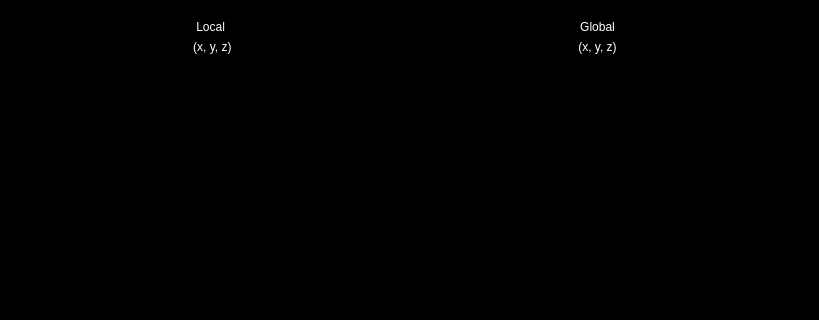
Qt form ui/calc.ui (AllenNeuralDynamics/parallax) before a commit; both pictures show x 0 to 819 and y 0 to 320 of the 819 by 653 pixel window.
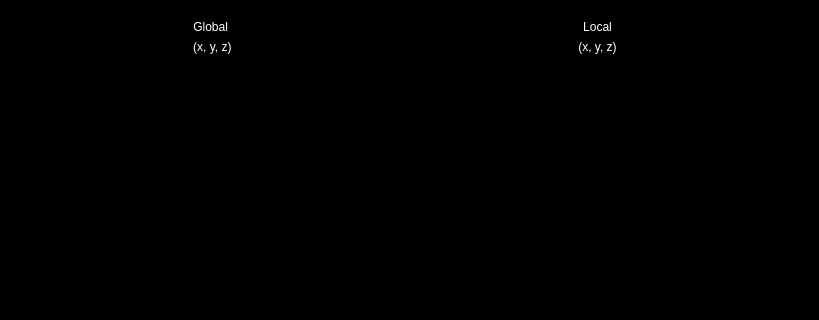
The same form after that commit.

The edit to the form file:
```diff
--- a/ui/calc.ui
+++ b/ui/calc.ui
@@ -61,7 +61,7 @@
          </size>
         </property>
         <property name="text">
-         <string>     Local </string>
+         <string>     Global </string>
         </property>
         <property name="alignment">
          <set>Qt::AlignCenter</set>
@@ -77,7 +77,7 @@
          </size>
         </property>
         <property name="text">
-         <string>Global</string>
+         <string>Local</string>
         </property>
         <property name="alignment">
          <set>Qt::AlignCenter</set>
```
Left out of the diff: 4 changed lines with no effect on the pictures.
